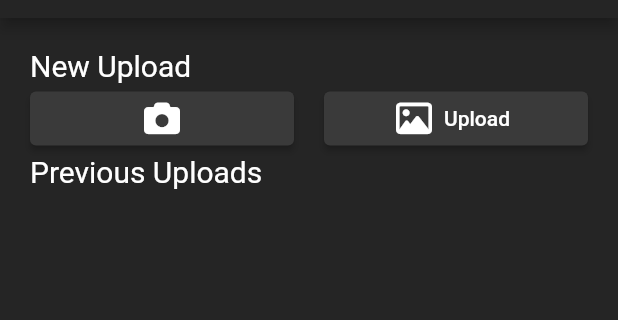
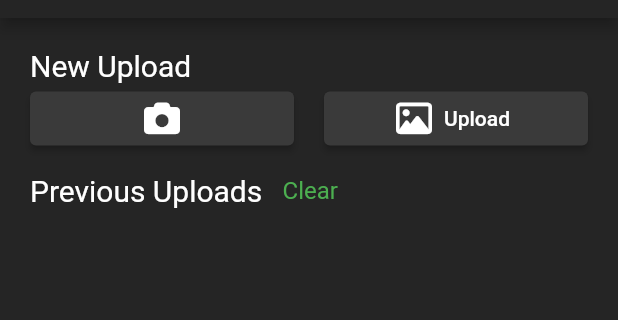
Before and after one commit to Qinbeans/wild-life-mobile, a Flutter app: the screen it shows after launch, on a phone screen of 412 x 824 dp, the part 66-386 px from its top. Run offline on Flutter 3.47's test engine with Material 2 defaults, Android fonts, the phone set to English and light mode, and no system bars; our stand-ins replace camera, font_awesome_flutter, image_picker, location; missing offline and left inert: camera_web, image_picker_for_web, location_web, tflite_flutter, tflite_flutter_helper.

Commit message:
Map icon and back icon working, clear started

```diff
--- a/lib/ml/view.dart
+++ b/lib/ml/view.dart
@@ -222,12 +222,24 @@ class MLPageState extends State<MLPage> {
                                     const Color.fromARGB(255, 58, 58, 58))))),
                   ],
                 ),
-                Row(children: const [
-                  Text("Previous Uploads",
+                Row(children: [
+                  Column(),
+                  const Text("Previous Uploads",
                       style: TextStyle(
                         color: Colors.white,
                         fontSize: 20,
                       )),
+                  // const Padding(padding: EdgeInsets.all(20)),
+                  TextButton(
+                      style: TextButton.styleFrom(
+                        textStyle: const TextStyle(fontSize: 20),
+                      ),
+                      onPressed: null,
+                      child: const Text("Clear",
+                          style: TextStyle(
+                            color: Colors.green,
+                            fontSize: 16,
+                          ))),
                 ]),
               ]),
             )));
```
Also changed, not shown: lib/map/view.dart (+9 -8 lines).
